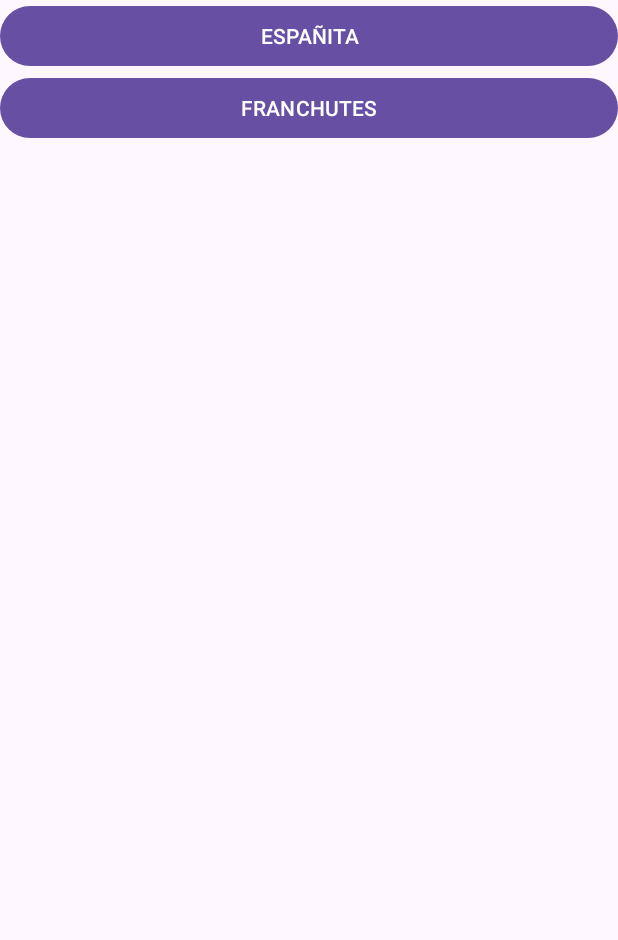
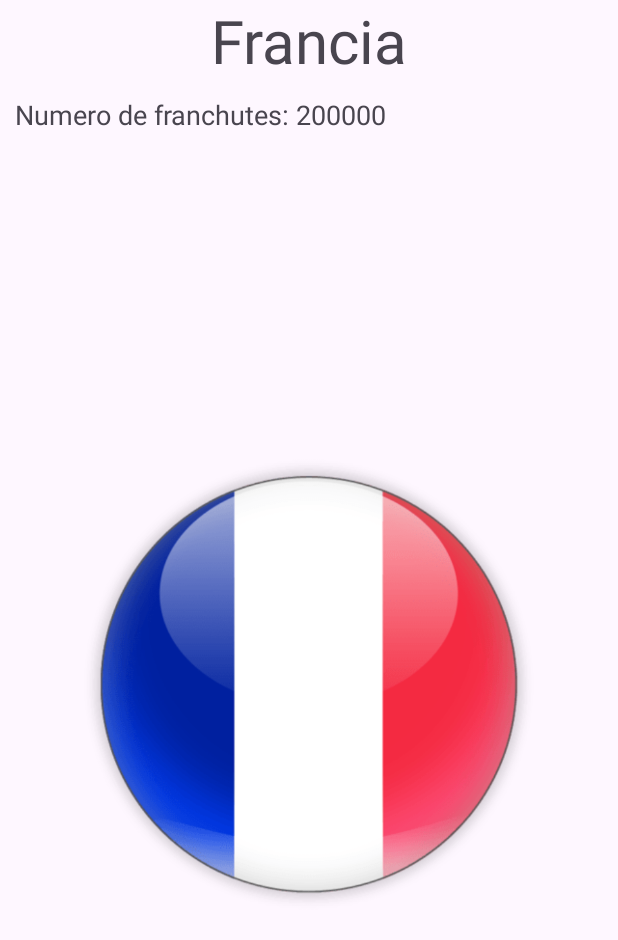
Before and after one commit to MiguelMataRamos/EjerciciosDesarrollo, an Android app: the Ejercicio4 screen opened directly, with no data from a screen before it, after a tap on "FRANCHUTES", on a phone screen of 412 x 824 dp. Shown: the top 940 px of the screen. Run offline under Robolectric (Android 15) with nearby library versions, the phone set to English and light mode, and no system bars.

Commit message:
ejercico 4 hechico

```diff
--- a/app/build.gradle
+++ b/app/build.gradle
@@ -1,6 +1,7 @@
 plugins {
     id 'com.android.application'
     id 'org.jetbrains.kotlin.android'
+    id ("kotlin-parcelize")
 }
 
 android {
--- a/app/src/main/AndroidManifest.xml
+++ b/app/src/main/AndroidManifest.xml
@@ -13,7 +13,7 @@
         android:theme="@style/Theme.EjerciciosDesarrollo"
         tools:targetApi="31">
         <activity
-            android:name=".Ej5Recibir"
+            android:name=".Ej4Recibir"
             android:exported="false" />
         <activity
             android:name=".Ejercicio4"
--- /dev/null
+++ b/app/src/main/java/com/example/ejerciciosdesarrollo/Ej4Recibir.kt
@@ -0,0 +1,34 @@
+package com.example.ejerciciosdesarrollo
+
+import android.app.Activity
+import android.graphics.drawable.Drawable
+import androidx.appcompat.app.AppCompatActivity
+import android.os.Bundle
+import android.widget.ImageView
+import android.widget.TextView
+import org.w3c.dom.Text
+
+
+class Ej4Recibir : AppCompatActivity() {
+
+    override fun onCreate(savedInstanceState: Bundle?) {
+        super.onCreate(savedInstanceState)
+        setContentView(R.layout.activity_ej4_recibir)
+        var pais: Ejercicio4.Pais = intent.getParcelableExtra("pais")?: Ejercicio4.Pais("DEFECTO",0,"NADA")
+
+        var nombre = findViewById<TextView>(R.id.pais)
+        var habitantes = findViewById<TextView>(R.id.habitantes)
+        var foto = findViewById<ImageView>(R.id.bandera)
+
+
+        nombre.text = pais.nombre
+        habitantes.text = "Numero de franchutes: " + pais.habitantes.toString()
+        if (pais.bandera=="bandera_espana"){
+            foto.setImageResource(R.drawable.bandera_espana)
+        }else{
+            foto.setImageResource(R.drawable.bandera_francia)
+        }
+
+
+    }
+}
--- a/app/src/main/java/com/example/ejerciciosdesarrollo/Ejercicio3.kt
+++ b/app/src/main/java/com/example/ejerciciosdesarrollo/Ejercicio3.kt
@@ -13,7 +13,7 @@ class Ejercicio3 : AppCompatActivity() {
         setContentView(R.layout.activity_ejercicio3)
     }
 
-    var lista : MutableList<String> = mutableListOf()
+    private var lista : MutableList<String> = mutableListOf()
 
     fun pasar(view: View) {
         var intent = Intent(this, Ej3Recibir::class.java)
--- a/app/src/main/java/com/example/ejerciciosdesarrollo/Ejercicio4.kt
+++ b/app/src/main/java/com/example/ejerciciosdesarrollo/Ejercicio4.kt
@@ -3,26 +3,36 @@ package com.example.ejerciciosdesarrollo
 import android.content.Intent
 import androidx.appcompat.app.AppCompatActivity
 import android.os.Bundle
+import android.os.Parcelable
 import android.view.View
+import kotlinx.android.parcel.Parcelize
+
 
 class Ejercicio4 : AppCompatActivity() {
     override fun onCreate(savedInstanceState: Bundle?) {
         super.onCreate(savedInstanceState)
         setContentView(R.layout.activity_ejercicio4)
-    }
-    class Pais{
-        var nombre
 
     }
 
+    @Parcelize
+    data class Pais(val nombre:String, val habitantes:Int, val bandera:String) : Parcelable
+
     fun pasarPais(view: View) {
+        var intent = Intent(this,Ej4Recibir::class.java)
+
         when (view.id){
-            R.id.b_españa -> {var intent = Intent(this,Ej5Recibir::class.java)
+            R.id.b_españa -> {
+                var pais = Pais("España", 400000, "bandera_espana")
+                intent.putExtra("pais",pais)
+                startActivity(intent)
 
 
             }
             R.id.b_francia -> {
-
+                var pais = Pais("Francia", 200000, "bandera_francia")
+                intent.putExtra("pais",pais)
+                startActivity(intent)
             }
         }
     }
--- /dev/null
+++ b/app/src/main/res/layout/activity_ej4_recibir.xml
@@ -0,0 +1,36 @@
+<?xml version="1.0" encoding="utf-8"?>
+<androidx.constraintlayout.widget.ConstraintLayout xmlns:android="http://schemas.android.com/apk/res/android"
+    xmlns:app="http://schemas.android.com/apk/res-auto"
+    xmlns:tools="http://schemas.android.com/tools"
+    android:layout_width="match_parent"
+    android:layout_height="match_parent"
+    tools:context=".Ej4Recibir">
+
+    <TextView
+        android:id="@+id/pais"
+        android:layout_width="match_parent"
+        android:layout_height="wrap_content"
+        android:textSize="40dp"
+        android:gravity="center"
+        app:layout_constraintTop_toTopOf="parent"
+        android:text="PAIS"/>
+
+    <TextView
+        android:id="@+id/habitantes"
+        android:layout_width="match_parent"
+        android:layout_height="wrap_content"
+        android:textSize="18dp"
+        app:layout_constraintTop_toBottomOf="@+id/pais"
+        android:text="Numero de habitantes: "
+        android:layout_margin="10dp"/>
+
+    <ImageView
+        android:id="@+id/bandera"
+        android:layout_width="match_parent"
+        android:layout_height="wrap_content"
+        app:layout_constraintTop_toBottomOf="@+id/habitantes"
+        app:layout_constraintBottom_toBottomOf="parent"
+        android:adjustViewBounds="true"
+        />
+
+</androidx.constraintlayout.widget.ConstraintLayout>
--- a/app/src/main/res/layout/activity_ejercicio4.xml
+++ b/app/src/main/res/layout/activity_ejercicio4.xml
@@ -10,7 +10,10 @@
         android:id="@+id/b_españa"
         android:layout_width="match_parent"
         android:layout_height="wrap_content"
-        android:text="ESPAÑITA"/>
+        android:text="ESPAÑITA"
+        android:onClick="pasarPais"
+        app:layout_constraintTop_toTopOf="parent"
+        android:layout_marginTop="20dp"/>
 
     <Button
         android:id="@+id/b_francia"
```
Also changed, not shown: app/src/main/java/com/example/ejerciciosdesarrollo/Ej5Recibir.kt (deleted, +0 -11 lines), app/src/main/java/com/example/ejerciciosdesarrollo/MainActivity.kt (+13 -9 lines), app/src/main/res/layout/activity_ej5_recibir.xml (deleted, +0 -9 lines), app/src/main/res/drawable/bandera_espana.png (added), app/src/main/res/drawable/bandera_francia.png (added).
